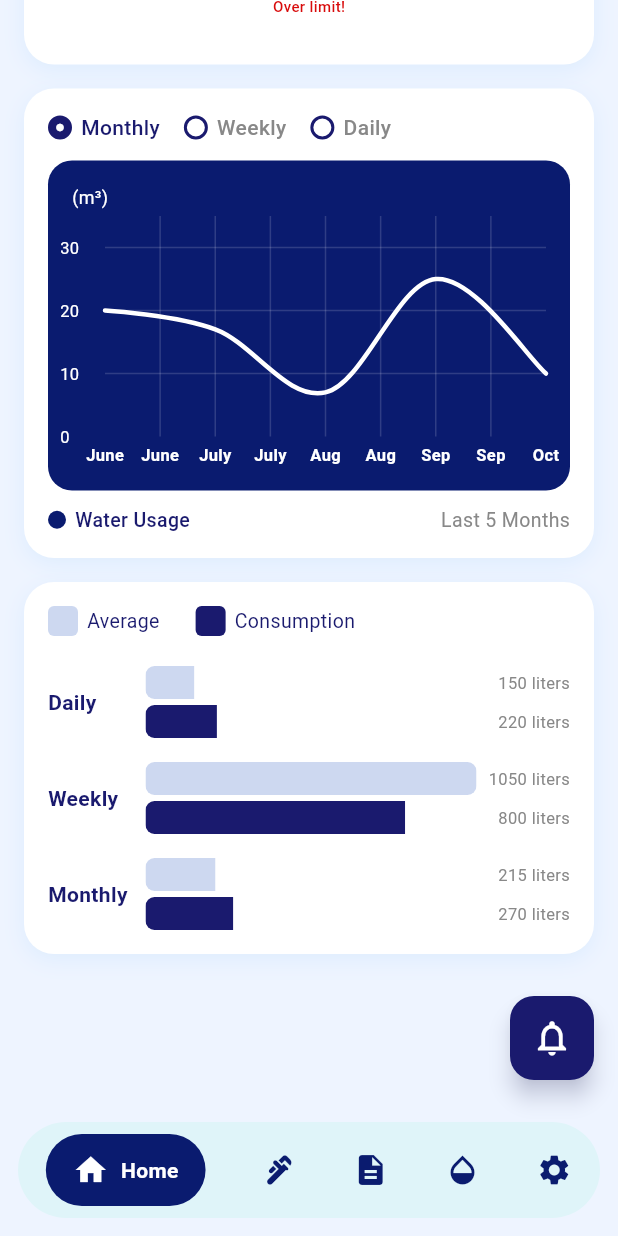
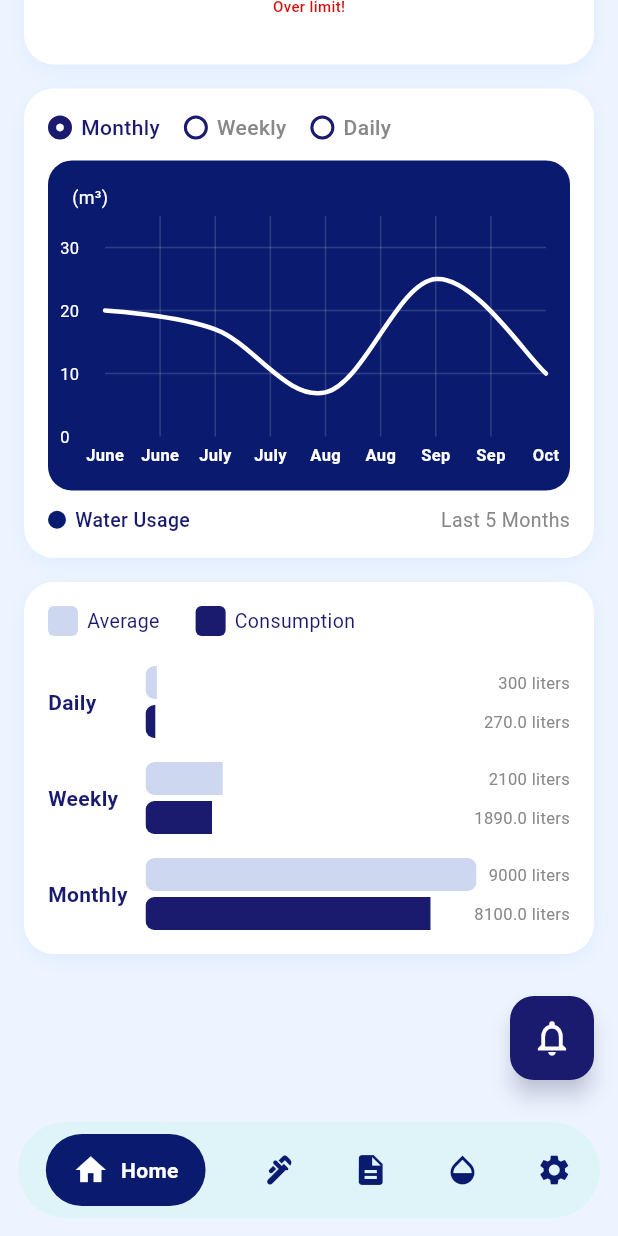
Before and after one commit to Ishan101-hub/sdgp-se24-aquasense-mobile, a Flutter app: the screen it shows after launch, scrolled down 458 dp, on a phone screen of 412 x 824 dp. Run offline on Flutter 3.47's test engine with Material 3 defaults, Android fonts, the phone set to English and light mode, and no system bars; drawn by our look-alikes of fl_chart.

Commit message:
Fix issues in home

```diff
--- a/home_aqua/lib/screens/home_page.dart
+++ b/home_aqua/lib/screens/home_page.dart
@@ -12,35 +12,17 @@ class HomePage extends StatelessWidget {
   @override
   Widget build(BuildContext context) {
 
-    // ── ZONES (single source of truth) ──
-    // This is the ONLY place where zone data is defined
-    // Both TodayCard and DailyConsumptionCard use this same data
-    // So they will ALWAYS match! ✅
+    // ── SINGLE SOURCE OF TRUTH ──
     const List<WaterZone> zones = [
       WaterZone(name: 'Kitchen',  used: 80,  average: 100),
-      WaterZone(name: 'Bathroom', used: 140, average: 120), // over → red
+      WaterZone(name: 'Bathroom', used: 140, average: 120),
       WaterZone(name: 'Outdoor',  used: 50,  average: 80),
-      // Add more zones here to test:
-      // WaterZone(name: 'Kitchen 2', used: 60, average: 90),
     ];
 
-    // ── AUTO CALCULATE total usage from zones ──
-    // 80 + 140 + 50 = 270L → Today card shows 270L
-    final double totalUsed = zones.fold(
-      0,
-      (sum, zone) => sum + zone.used,
-    );
-
-    // ── AUTO CALCULATE total average from zones ──
-    // 100 + 120 + 80 = 300L → daily average is 300L
-    final double totalAverage = zones.fold(
-      0,
-      (sum, zone) => sum + zone.average,
-    );
-
-    // ── AUTO CALCULATE percentage ──
-    // 270 / 300 = 90% of daily average
-    final double dailyAveragePercent = totalAverage > 0
+    // Auto-calculated from zones
+    final double totalUsed    = zones.fold(0, (sum, z) => sum + z.used);
+    final double totalAverage = zones.fold(0, (sum, z) => sum + z.average);
+    final double percent      = totalAverage > 0
         ? (totalUsed / totalAverage * 100).clamp(0, 999)
         : 0;
 
@@ -48,63 +30,63 @@ class HomePage extends StatelessWidget {
       child: Stack(
         children: [
 
-          // ── SCROLLABLE CONTENT ──
           SingleChildScrollView(
             padding: const EdgeInsets.fromLTRB(16, 16, 16, 100),
             child: Column(
               children: [
 
-                // ── TOP ROW: Today card + Water Status card ──
+                // ── Today + Water Status ──
                 IntrinsicHeight(
                   child: Row(
                     crossAxisAlignment: CrossAxisAlignment.stretch,
                     children: [
-
-                      // Today Card gets auto-calculated values from zones
                       Expanded(
                         child: TodayCard(
-                          litresUsed: totalUsed,           // sum of all zones ✅
-                          dailyAverageLitres: totalAverage, // sum of all averages ✅
-                          dailyAveragePercent: dailyAveragePercent, // auto % ✅
+                          litresUsed: totalUsed,
+                          dailyAverageLitres: totalAverage,
+                          dailyAveragePercent: percent,
                         ),
                       ),
-
                       const SizedBox(width: 12),
-
-                      const Expanded(
-                        child: WaterStatusCard(),
-                      ),
-
+                      const Expanded(child: WaterStatusCard()),
                     ],
                   ),
                 ),
 
                 const SizedBox(height: 16),
 
-                // Daily Consumption card gets same zones list
+                // ── Daily Consumption ──
                 DailyConsumptionCard(zones: zones),
 
                 const SizedBox(height: 16),
 
-                // Usage Chart
-                const UsageChartCard(),
+                // ── Usage Chart ──
+                UsageChartCard(todayUsage: totalUsed),
 
                 const SizedBox(height: 16),
 
-                // Usage Summary
-                const UsageSummaryCard(),
+                // ── Usage Summary ──
+                // Daily < Weekly < Monthly ✅
+                // Weekly  = daily × 7
+                // Monthly = daily × 30
+                UsageSummaryCard(
+                  dailyAverage:       totalAverage,
+                  dailyConsumption:   totalUsed,
+                  weeklyAverage:      totalAverage * 7,
+                  weeklyConsumption:  totalUsed * 7,
+                  monthlyAverage:     totalAverage * 30,
+                  monthlyConsumption: totalUsed * 30,
+                ),
 
               ],
             ),
           ),
 
-          // ── BELL BUTTON ──
+          // ── Bell button ──
           Positioned(
             bottom: 16,
             right: 16,
-            child: BellButton(
-              hasNotification: false,
-            ),
+            child: BellButton(hasNotification: false),
           ),
 
         ],
--- a/home_aqua/lib/widgets/usage_chart_card.dart
+++ b/home_aqua/lib/widgets/usage_chart_card.dart
@@ -1,11 +1,18 @@
 import 'package:flutter/material.dart';
 import 'package:fl_chart/fl_chart.dart';
 
-// ── Chart periods ──
 enum ChartPeriod { monthly, weekly, daily }
 
 class UsageChartCard extends StatefulWidget {
-  const UsageChartCard({super.key});
+
+  // ── todayUsage: sum of all zones from home_page ──
+  // Daily chart last point ("Now") = this value
+  final double todayUsage;
+
+  const UsageChartCard({
+    super.key,
+    this.todayUsage = 0,
+  });
 
   @override
   State<UsageChartCard> createState() => _UsageChartCardState();
@@ -13,52 +20,32 @@ class UsageChartCard extends StatefulWidget {
 
 class _UsageChartCardState extends State<UsageChartCard> {
 
-  // Currently selected period — starts on Monthly
   ChartPeriod _selected = ChartPeriod.monthly;
 
-  // ── PART 1.1: Monthly test data ──
-  // X = month index, Y = usage in m³
-  // When backend ready, replace with real API data
   final List<FlSpot> _monthlyData = const [
-    FlSpot(0, 20), // June
-    FlSpot(1, 17), // July
-    FlSpot(2, 7),  // Aug
-    FlSpot(3, 25), // Sep
-    FlSpot(4, 10), // Oct
+    FlSpot(0, 20), FlSpot(1, 17), FlSpot(2, 7), FlSpot(3, 25), FlSpot(4, 10),
   ];
 
-  // ── PART 1.2: Weekly test data (placeholder for now) ──
   final List<FlSpot> _weeklyData = const [
-    FlSpot(0, 12),
-    FlSpot(1, 18),
-    FlSpot(2, 15),
-    FlSpot(3, 22),
-    FlSpot(4, 9),
-    FlSpot(5, 14),
-    FlSpot(6, 20),
+    FlSpot(0, 12), FlSpot(1, 18), FlSpot(2, 15), FlSpot(3, 22),
+    FlSpot(4, 9),  FlSpot(5, 14), FlSpot(6, 20),
   ];
 
-  // ── PART 1.3: Daily test data (placeholder for now) ──
-  final List<FlSpot> _dailyData = const [
-    FlSpot(0, 8),
-    FlSpot(1, 15),
-    FlSpot(2, 11),
-    FlSpot(3, 19),
-    FlSpot(4, 14),
-    FlSpot(5, 22),
-    FlSpot(6, 10),
+  // ── Daily: last point uses real todayUsage (litres → m³) ──
+  List<FlSpot> get _dailyData => [
+    const FlSpot(0, 8),
+    const FlSpot(1, 15),
+    const FlSpot(2, 11),
+    const FlSpot(3, 19),
+    const FlSpot(4, 14),
+    const FlSpot(5, 22),
+    FlSpot(6, widget.todayUsage / 1000), // ← real today usage ✅
   ];
 
-  // Monthly x-axis labels
   final List<String> _monthLabels = ['June', 'July', 'Aug', 'Sep', 'Oct'];
+  final List<String> _weekLabels  = ['Mon', 'Tue', 'Wed', 'Thu', 'Fri', 'Sat', 'Sun'];
+  final List<String> _dayLabels   = ['6am', '9am', '12pm', '3pm', '6pm', '9pm', 'Now'];
 
-  // Weekly x-axis labels
-  final List<String> _weekLabels = ['Mon', 'Tue', 'Wed', 'Thu', 'Fri', 'Sat', 'Sun'];
-
-  // Daily x-axis labels
-  final List<String> _dayLabels = ['6am', '9am', '12pm', '3pm', '6pm', '9pm', '12am'];
-
-  // Returns correct data based on selected period
   List<FlSpot> get _currentData {
     switch (_selected) {
       case ChartPeriod.monthly: return _monthlyData;
@@ -67,7 +54,6 @@ class _UsageChartCardState extends State<UsageChartCard> {
     }
   }
 
-  // Returns correct labels based on selected period
   List<String> get _currentLabels {
     switch (_selected) {
       case ChartPeriod.monthly: return _monthLabels;
@@ -76,7 +62,6 @@ class _UsageChartCardState extends State<UsageChartCard> {
     }
   }
 
-  // Returns period label text
   String get _periodLabel {
     switch (_selected) {
       case ChartPeriod.monthly: return 'Last 5 Months';
@@ -104,7 +89,6 @@ class _UsageChartCardState extends State<UsageChartCard> {
         crossAxisAlignment: CrossAxisAlignment.start,
         children: [
 
-          // ── TOP ROW: Monthly / Weekly / Daily buttons ──
           Row(
             children: [
               _PeriodButton(
@@ -129,35 +113,26 @@ class _UsageChartCardState extends State<UsageChartCard> {
 
           const SizedBox(height: 12),
 
-          // ── CHART AREA (navy blue background) ──
           Container(
             height: 220,
             decoration: BoxDecoration(
-              color: const Color(0xFF0A1B6F), // navy blue background
+              color: const Color(0xFF0A1B6F),
               borderRadius: BorderRadius.circular(16),
             ),
             padding: const EdgeInsets.fromLTRB(8, 16, 16, 8),
             child: Column(
               crossAxisAlignment: CrossAxisAlignment.start,
               children: [
-
-                // ── Y-axis unit label ──
                 const Padding(
                   padding: EdgeInsets.only(left: 8, bottom: 4),
                   child: Text(
                     '(m³)',
-                    style: TextStyle(
-                      color: Colors.white,
-                      fontSize: 12,
-                    ),
+                    style: TextStyle(color: Colors.white, fontSize: 12),
                   ),
                 ),
-
-                // ── LINE CHART ──
                 Expanded(
                   child: LineChart(
                     LineChartData(
-                      // Grid lines
                       gridData: FlGridData(
                         show: true,
                         drawVerticalLine: true,
@@ -170,13 +145,8 @@ class _UsageChartCardState extends State<UsageChartCard> {
                           strokeWidth: 1,
                         ),
                       ),
-
-                      // Border around chart
                       borderData: FlBorderData(show: false),
-
-                      // X and Y axis titles
                       titlesData: FlTitlesData(
-                        // LEFT axis (numbers 10, 20, 30)
                         leftTitles: AxisTitles(
                           sideTitles: SideTitles(
                             showTitles: true,
@@ -187,8 +157,7 @@ class _UsageChartCardState extends State<UsageChartCard> {
                                 return Text(
                                   '${value.toInt()}',
                                   style: const TextStyle(
-                                    color: Colors.white,
-                                    fontSize: 11,
+                                    color: Colors.white, fontSize: 11,
                                   ),
                                 );
                               }
@@ -196,8 +165,6 @@ class _UsageChartCardState extends State<UsageChartCard> {
                             },
                           ),
                         ),
-
-                        // BOTTOM axis (month/day labels)
                         bottomTitles: AxisTitles(
                           sideTitles: SideTitles(
                             showTitles: true,
@@ -221,8 +188,6 @@ class _UsageChartCardState extends State<UsageChartCard> {
                             },
                           ),
                         ),
-
-                        // Hide right and top axis
                         rightTitles: const AxisTitles(
                           sideTitles: SideTitles(showTitles: false),
                         ),
@@ -230,39 +195,31 @@ class _UsageChartCardState extends State<UsageChartCard> {
                           sideTitles: SideTitles(showTitles: false),
                         ),
                       ),
-
-                      // The actual line
                       lineBarsData: [
                         LineChartBarData(
                           spots: _currentData,
-                          isCurved: true,           // smooth curved line
-                          color: Colors.white,      // white line
+                          isCurved: true,
+                          color: Colors.white,
                           barWidth: 3,
                           isStrokeCapRound: true,
-                          dotData: const FlDotData(show: false), // no dots
+                          dotData: const FlDotData(show: false),
                           belowBarData: BarAreaData(show: false),
                         ),
                       ],
-
-                      // Y axis range
                       minY: 0,
                       maxY: 35,
                     ),
                   ),
                 ),
-
               ],
             ),
           ),
 
           const SizedBox(height: 10),
 
-          // ── BOTTOM ROW: legend + period label ──
           Row(
             mainAxisAlignment: MainAxisAlignment.spaceBetween,
             children: [
-
-              // Blue dot + "Water Usage" label
               Row(
                 children: [
                   Container(
@@ -284,16 +241,10 @@ class _UsageChartCardState extends State<UsageChartCard> {
                   ),
                 ],
               ),
-
-              // Period label (Last 5 Months / Last 7 Days / Today)
               Text(
                 _periodLabel,
-                style: const TextStyle(
-                  fontSize: 13,
-                  color: Color(0xFF888888),
-                ),
+                style: const TextStyle(fontSize: 13, color: Color(0xFF888888)),
               ),
-
             ],
           ),
 
@@ -303,8 +254,6 @@ class _UsageChartCardState extends State<UsageChartCard> {
   }
 }
 
-
-// ── PERIOD BUTTON (Monthly / Weekly / Daily) ─────────────────
 class _PeriodButton extends StatelessWidget {
   final String label;
   final bool isSelected;
@@ -322,36 +271,21 @@ class _PeriodButton extends StatelessWidget {
       onTap: onTap,
       child: Row(
         children: [
-
-          // Radio circle
           Container(
             width: 16,
             height: 16,
             decoration: BoxDecoration(
               shape: BoxShape.circle,
-              border: Border.all(
-                color: const Color(0xFF1A1A6E),
-                width: 2,
-              ),
-              color: isSelected
-                  ? const Color(0xFF1A1A6E) // filled when selected
-                  : Colors.white,           // empty when not selected
+              border: Border.all(color: const Color(0xFF1A1A6E), width: 2),
+              color: isSelected ? const Color(0xFF1A1A6E) : Colors.white,
             ),
-            // Inner white dot when selected
             child: isSelected
                 ? const Center(
-                    child: Icon(
-                      Icons.circle,
-                      size: 6,
-                      color: Colors.white,
-                    ),
+                    child: Icon(Icons.circle, size: 6, color: Colors.white),
                   )
                 : null,
           ),
-
           const SizedBox(width: 6),
-
-          // Label text
           Text(
             label,
             style: TextStyle(
@@ -362,7 +296,6 @@ class _PeriodButton extends StatelessWidget {
                   : const Color(0xFF888888),
             ),
           ),
-
         ],
       ),
     );
--- a/home_aqua/lib/widgets/usage_summary_card.dart
+++ b/home_aqua/lib/widgets/usage_summary_card.dart
@@ -2,10 +2,8 @@ import 'package:flutter/material.dart';
 
 class UsageSummaryCard extends StatelessWidget {
 
-  // Test values for now
-  // When backend ready, replace with real API data
   final double dailyAverage;
-  final double dailyConsumption;
+  final double dailyConsumption;    // ← comes from home_page (sum of zones)
   final double weeklyAverage;
   final double weeklyConsumption;
   final double monthlyAverage;
@@ -13,18 +11,16 @@ class UsageSummaryCard extends StatelessWidget {
 
   const UsageSummaryCard({
     super.key,
-    this.dailyAverage     = 150,  // test value
-    this.dailyConsumption = 220,  // test value
-    this.weeklyAverage    = 1050, // test value
-    this.weeklyConsumption = 800, // test value
-    this.monthlyAverage   = 215,  // test value
-    this.monthlyConsumption = 270, // test value
+    this.dailyAverage      = 300,  // sum of all zone averages
+    this.dailyConsumption  = 0,    // ← passed in from home_page ✅
+    this.weeklyAverage     = 1050,
+    this.weeklyConsumption = 800,
+    this.monthlyAverage    = 215,
+    this.monthlyConsumption = 270,
   });
 
   @override
   Widget build(BuildContext context) {
-    // Max value for bar width calculation
-    // We use the largest value so bars scale correctly
     double maxValue = [
       dailyAverage,
       dailyConsumption,
@@ -51,66 +47,54 @@ class UsageSummaryCard extends StatelessWidget {
         crossAxisAlignment: CrossAxisAlignment.start,
         children: [
 
-          // ── LEGEND ROW: Average + Consumption ──
+          // ── LEGEND ──
           Row(
             children: [
-
-              // Average legend
               Row(
                 children: [
                   Container(
                     width: 20,
                     height: 20,
                     decoration: BoxDecoration(
-                      color: const Color(0xFFCDD8F0), // light blue
+                      color: const Color(0xFFCDD8F0),
                       borderRadius: BorderRadius.circular(4),
                     ),
                   ),
                   const SizedBox(width: 6),
                   const Text(
                     'Average',
-                    style: TextStyle(
-                      fontSize: 13,
-                      color: Color(0xFF1A1A6E),
-                    ),
+                    style: TextStyle(fontSize: 13, color: Color(0xFF1A1A6E)),
                   ),
                 ],
               ),
-
               const SizedBox(width: 24),
-
-              // Consumption legend
               Row(
                 children: [
                   Container(
                     width: 20,
                     height: 20,
                     decoration: BoxDecoration(
-                      color: const Color(0xFF1A1A6E), // navy blue
+                      color: const Color(0xFF1A1A6E),
                       borderRadius: BorderRadius.circular(4),
                     ),
                   ),
                   const SizedBox(width: 6),
                   const Text(
                     'Consumption',
-                    style: TextStyle(
-                      fontSize: 13,
-                      color: Color(0xFF1A1A6E),
-                    ),
+                    style: TextStyle(fontSize: 13, color: Color(0xFF1A1A6E)),
                   ),
                 ],
               ),
-
             ],
           ),
 
           const SizedBox(height: 20),
 
-          // ── DAILY ROW ──
+          // ── DAILY ROW (uses real totalUsed from home_page) ──
           _SummaryRow(
             label: 'Daily',
             averageValue: dailyAverage,
-            consumptionValue: dailyConsumption,
+            consumptionValue: dailyConsumption, // ← real value ✅
             maxValue: maxValue,
           ),
 
@@ -140,12 +124,6 @@ class UsageSummaryCard extends StatelessWidget {
   }
 }
 
-
-// ── SINGLE SUMMARY ROW ───────────────────────────────────────
-// Shows label + 2 horizontal bars (average + consumption)
-// Example:
-//   Daily   [░░░░░░░░░░░░] 150 liters  ← light blue (average)
-//            [████████░░░] 220 liters  ← navy blue (consumption)
 class _SummaryRow extends StatelessWidget {
   final String label;
   final double averageValue;
@@ -168,7 +146,6 @@ class _SummaryRow extends StatelessWidget {
       crossAxisAlignment: CrossAxisAlignment.center,
       children: [
 
-        // ── LABEL (Daily / Weekly / Monthly) ──
         SizedBox(
           width: 65,
           child: Text(
@@ -181,13 +158,12 @@ class _SummaryRow extends StatelessWidget {
           ),
         ),
 
-        // ── TWO BARS COLUMN ──
         Expanded(
           child: Column(
             crossAxisAlignment: CrossAxisAlignment.start,
             children: [
 
-              // Average bar (light blue) + value
+              // Average bar
               Row(
                 children: [
                   Expanded(
@@ -198,7 +174,7 @@ class _SummaryRow extends StatelessWidget {
                         minHeight: 22,
                         backgroundColor: Colors.transparent,
                         valueColor: const AlwaysStoppedAnimation<Color>(
-                          Color(0xFFCDD8F0), // light blue
+                          Color(0xFFCDD8F0),
                         ),
                       ),
                     ),
@@ -206,17 +182,14 @@ class _SummaryRow extends StatelessWidget {
                   const SizedBox(width: 8),
                   Text(
                     '${averageValue.toInt()} liters',
-                    style: const TextStyle(
-                      fontSize: 11,
-                      color: Color(0xFF888888),
-                    ),
+                    style: const TextStyle(fontSize: 11, color: Color(0xFF888888)),
                   ),
                 ],
               ),
 
               const SizedBox(height: 4),
 
-              // Consumption bar (navy blue) + value
+              // Consumption bar
               Row(
                 children: [
                   Expanded(
@@ -227,18 +200,15 @@ class _SummaryRow extends StatelessWidget {
                         minHeight: 22,
                         backgroundColor: Colors.transparent,
                         valueColor: const AlwaysStoppedAnimation<Color>(
-                          Color(0xFF1A1A6E), // navy blue
+                          Color(0xFF1A1A6E),
                         ),
                       ),
                     ),
                   ),
                   const SizedBox(width: 8),
                   Text(
-                    '${consumptionValue.toInt()} liters',
-                    style: const TextStyle(
-                      fontSize: 11,
-                      color: Color(0xFF888888),
-                    ),
+                    '${consumptionValue.toStringAsFixed(1)} liters',
+                    style: const TextStyle(fontSize: 11, color: Color(0xFF888888)),
                   ),
                 ],
               ),
```
